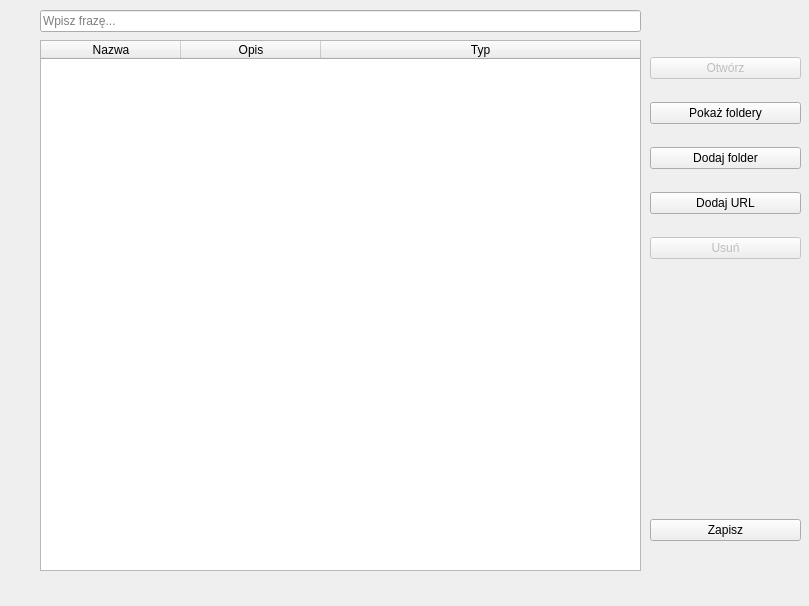
The window that mainwindow.ui (KFugler/ProjektPk4) describes before a commit, drawn with Qt 5.
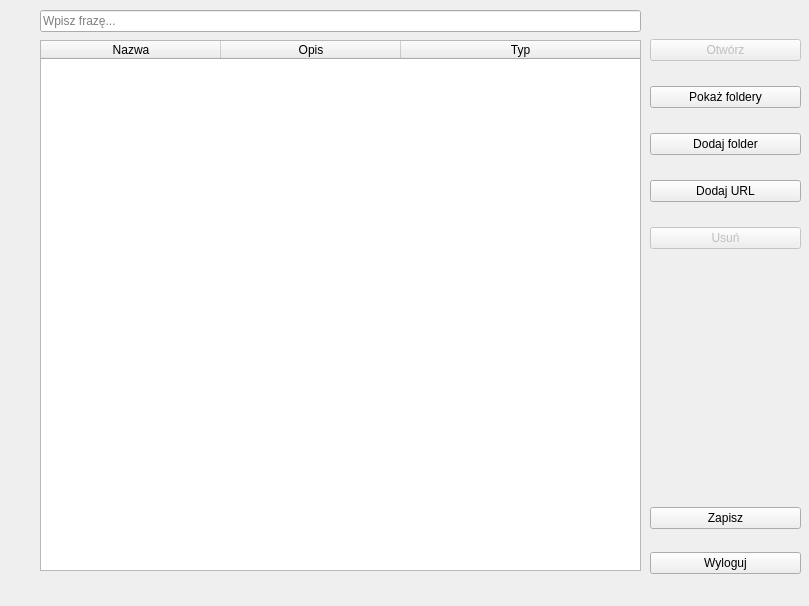
The same window after the commit.

```diff
--- a/mainwindow.ui
+++ b/mainwindow.ui
@@ -41,11 +41,17 @@
     <property name="sortingEnabled">
      <bool>true</bool>
     </property>
+    <property name="columnCount">
+     <number>3</number>
+    </property>
     <attribute name="horizontalHeaderMinimumSectionSize">
-     <number>60</number>
+     <number>20</number>
     </attribute>
     <attribute name="horizontalHeaderDefaultSectionSize">
-     <number>140</number>
+     <number>180</number>
+    </attribute>
+    <attribute name="horizontalHeaderHighlightSections">
+     <bool>false</bool>
     </attribute>
     <attribute name="horizontalHeaderStretchLastSection">
      <bool>true</bool>
@@ -64,15 +70,18 @@
      <property name="text">
       <string>Typ</string>
      </property>
+     <property name="textAlignment">
+      <set>AlignCenter</set>
+     </property>
     </column>
    </widget>
    <widget class="QWidget" name="verticalLayoutWidget">
     <property name="geometry">
      <rect>
       <x>650</x>
-      <y>40</y>
+      <y>20</y>
       <width>151</width>
-      <height>241</height>
+      <height>251</height>
      </rect>
     </property>
     <layout class="QVBoxLayout" name="verticalLayout">
@@ -150,7 +159,7 @@
       <x>650</x>
       <y>490</y>
       <width>151</width>
-      <height>80</height>
+      <height>101</height>
      </rect>
     </property>
     <layout class="QVBoxLayout" name="verticalLayout_2">
@@ -164,6 +173,13 @@
        </property>
       </widget>
      </item>
+     <item>
+      <widget class="QPushButton" name="logoutButton">
+       <property name="text">
+        <string>Wyloguj</string>
+       </property>
+      </widget>
+     </item>
     </layout>
    </widget>
   </widget>
```
Left out of the diff: 2 changed lines with no effect on the pictures.
